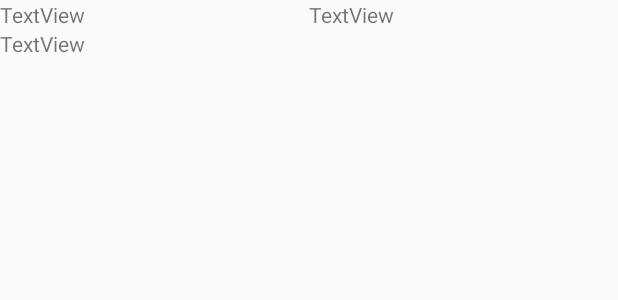
After one commit to SylvainCallewaert/android-local-sql, an Android app: the layout list_view_contact.xml on its own in the app's theme, with its tools: preview values and no code run, on a phone screen of 412 x 824 dp. The commit adds this screen. Shown: the top 300 px of the screen. Run offline under Robolectric (Android 15) with nearby library versions, the phone set to English and light mode, and no system bars.

Commit message:
Affichage de la liste des contacts

```diff
--- a/app/src/main/java/sm/fr/localsqlapp/FormActivity.java
+++ b/app/src/main/java/sm/fr/localsqlapp/FormActivity.java
@@ -39,7 +39,7 @@ public class FormActivity extends AppCompatActivity {
         DatabaseHandler db = new DatabaseHandler(this);//responsable de la gestion des demandes CRUD
         //définition des données à insérer
         ContentValues insertValues = new ContentValues();
-        insertValues.put("firstName",firstName);
+        insertValues.put("first_name",firstName);
         insertValues.put("name",name);
         insertValues.put("email", email);
 
--- /dev/null
+++ b/app/src/main/res/layout/list_view_contact.xml
@@ -0,0 +1,37 @@
+<?xml version="1.0" encoding="utf-8"?>
+<LinearLayout xmlns:android="http://schemas.android.com/apk/res/android"
+    android:layout_width="match_parent"
+    android:layout_height="wrap_content"
+    android:orientation="vertical">
+
+    <LinearLayout
+        android:layout_width="match_parent"
+        android:layout_height="wrap_content"
+        android:orientation="horizontal">
+
+
+        <TextView
+            android:id="@+id/listTextViewFirstname"
+            android:layout_width="wrap_content"
+            android:layout_height="wrap_content"
+            android:layout_weight="1"
+            android:text="TextView" />
+
+        <TextView
+            android:id="@+id/listTextViewName"
+            android:layout_width="wrap_content"
+            android:layout_height="wrap_content"
+            android:layout_weight="1"
+            android:text="TextView" />
+
+    </LinearLayout>
+
+    <TextView
+        android:id="@+id/listTextViewEmail"
+        android:layout_width="wrap_content"
+        android:layout_height="wrap_content"
+        android:layout_weight="1"
+        android:text="TextView" />
+
+
+</LinearLayout>
```
Also changed, not shown: app/src/main/java/sm/fr/localsqlapp/ContactArrayAdapter.java (added, +56 -0 lines), app/src/main/java/sm/fr/localsqlapp/MainActivity.java (+14 -0 lines), app/src/main/res/layout/activity_main.xml (+9 -0 lines).
